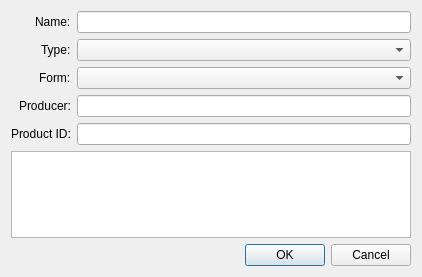
First picture: the form in GUI/Design/DialogCulture.ui, repository jwjulien/alphabrew, before the edit.
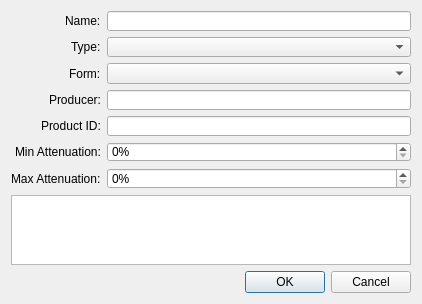
Second picture: the form after the edit.

Commit message: added attenuation into cultures and calculations

```diff
--- a/GUI/Design/DialogCulture.ui
+++ b/GUI/Design/DialogCulture.ui
@@ -7,19 +7,19 @@
     <x>0</x>
     <y>0</y>
     <width>422</width>
-    <height>277</height>
+    <height>304</height>
    </rect>
   </property>
   <property name="minimumSize">
    <size>
     <width>422</width>
-    <height>250</height>
+    <height>304</height>
    </size>
   </property>
   <property name="maximumSize">
    <size>
     <width>16777215</width>
-    <height>277</height>
+    <height>330</height>
    </size>
   </property>
   <property name="windowTitle">
@@ -81,6 +81,40 @@
      <item row="4" column="1">
       <widget class="QLineEdit" name="productId"/>
      </item>
+     <item row="5" column="0">
+      <widget class="QLabel" name="lbl_attenuation_min">
+       <property name="text">
+        <string>Min Attenuation:</string>
+       </property>
+      </widget>
+     </item>
+     <item row="6" column="0">
+      <widget class="QLabel" name="lbl_attenuation_max">
+       <property name="text">
+        <string>Max Attenuation:</string>
+       </property>
+      </widget>
+     </item>
+     <item row="5" column="1">
+      <widget class="QDoubleSpinBox" name="minAttenuation">
+       <property name="suffix">
+        <string>%</string>
+       </property>
+       <property name="decimals">
+        <number>0</number>
+       </property>
+      </widget>
+     </item>
+     <item row="6" column="1">
+      <widget class="QDoubleSpinBox" name="maxAttenuation">
+       <property name="suffix">
+        <string>%</string>
+       </property>
+       <property name="decimals">
+        <number>0</number>
+       </property>
+      </widget>
+     </item>
     </layout>
    </item>
    <item>
```
The commit also changes 7 other files.
